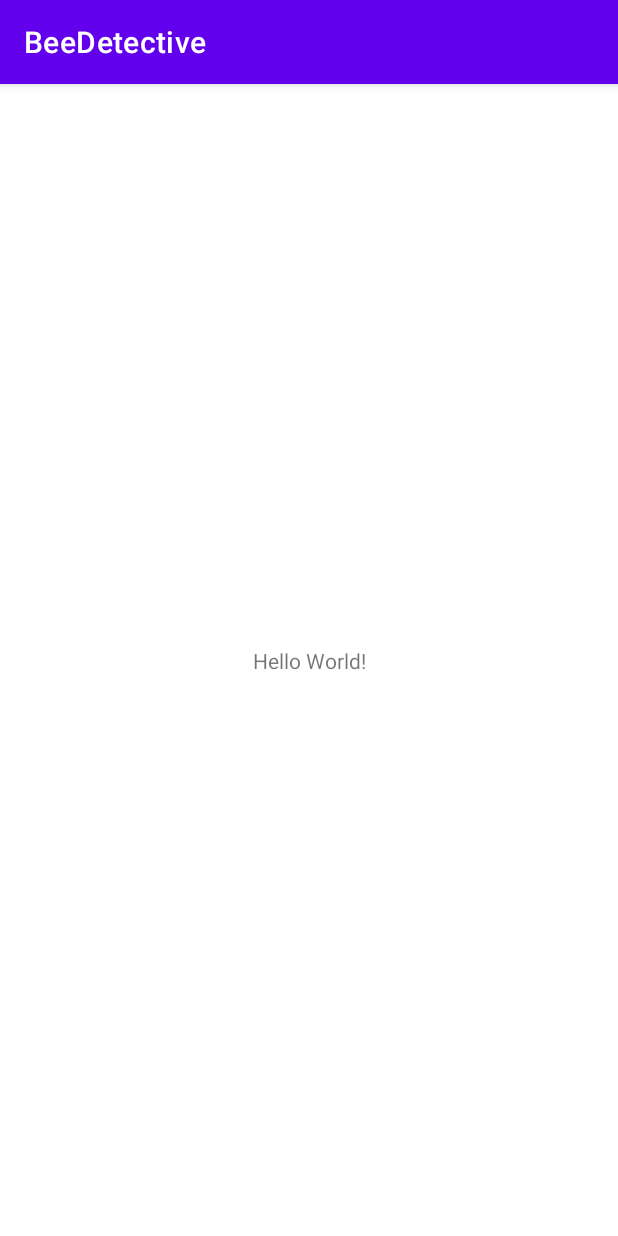
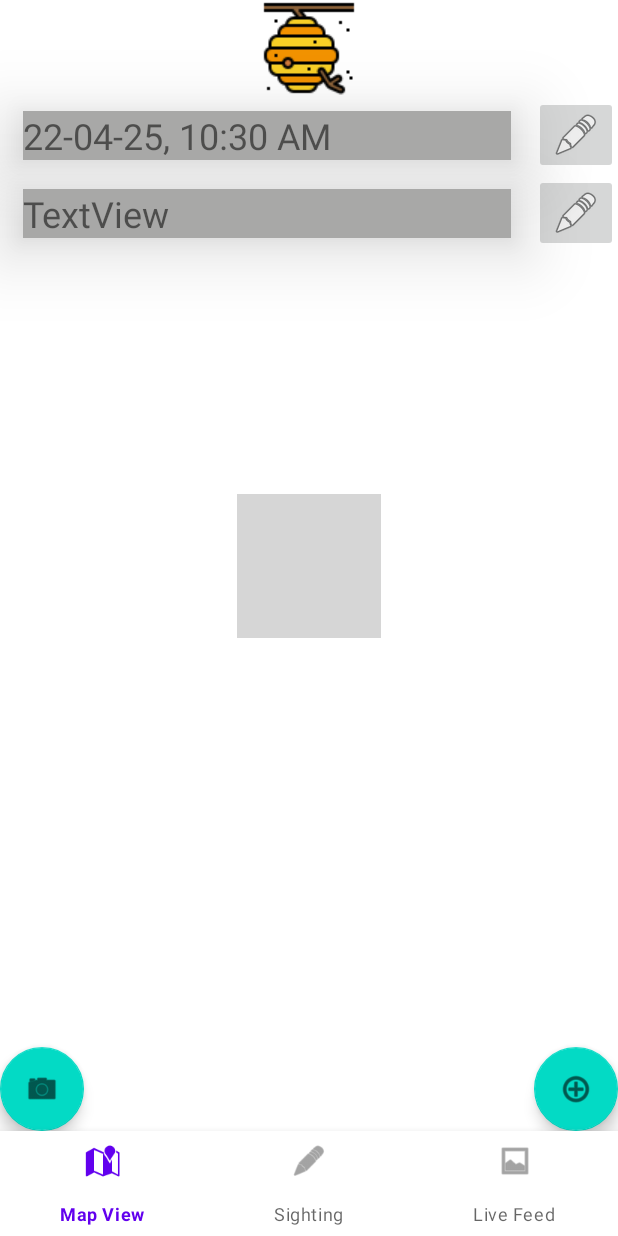
Before and after one commit to ew3361zh/bee-detective, an Android app: the screen it shows after launch (MainActivity), on a phone screen of 412 x 824 dp. Run offline under Robolectric (Android 15) with nearby library versions, the phone set to English and light mode, and no system bars; grey boxes are pictures that could not be loaded.

Commit message:
Unfinished report fragment. Will add image result handling and alert dialogs for editing.

```diff
--- a/app/build.gradle
+++ b/app/build.gradle
@@ -40,6 +40,8 @@ dependencies {
     implementation 'com.google.android.material:material:1.5.0'
     implementation 'androidx.constraintlayout:constraintlayout:2.1.3'
 
+    implementation 'com.squareup.picasso:picasso:2.71828' // Picasso library
+
     implementation platform('com.google.firebase:firebase-bom:29.3.1') //Firebase
     implementation('com.google.firebase:firebase-firestore-ktx') // FireStore
 
--- /dev/null
+++ b/app/src/main/java/com/example/beedetective/BeeReportFragment.kt
@@ -0,0 +1,96 @@
+package com.example.beedetective
+
+import android.content.Intent
+import android.net.Uri
+import android.os.Bundle
+import android.os.Environment
+import android.provider.MediaStore
+import androidx.fragment.app.Fragment
+import android.view.LayoutInflater
+import android.view.View
+import android.view.ViewGroup
+import android.widget.ImageButton
+import android.widget.TextView
+import androidx.activity.result.ActivityResult
+import androidx.activity.result.contract.ActivityResultContracts
+import androidx.core.content.FileProvider
+import com.google.android.material.floatingactionbutton.FloatingActionButton
+import java.io.File
+import java.text.SimpleDateFormat
+import java.util.*
+
+
+class BeeReportFragment : Fragment() {
+
+    private lateinit var dateTextView: TextView
+    private lateinit var locationTextView: TextView
+    private lateinit var takePictureFab: FloatingActionButton
+    private lateinit var submitFab: FloatingActionButton
+    private lateinit var dateEditButton: ImageButton
+    private lateinit var locationEditButton: ImageButton
+
+    private lateinit var imagePath: Uri
+    private val cameraActivityLauncher =
+        registerForActivityResult(ActivityResultContracts.StartActivityForResult()) { result ->
+            checkImage(result)
+        }
+
+
+
+
+    override fun onCreate(savedInstanceState: Bundle?) {
+        super.onCreate(savedInstanceState)
+    }
+
+    override fun onCreateView(
+        inflater: LayoutInflater, container: ViewGroup?,
+        savedInstanceState: Bundle?
+    ): View? {
+        // Inflate the layout for this fragment
+        val view = inflater.inflate(R.layout.fragment_bee_report, container, false)
+//        createImageFile()
+
+        dateTextView = view.findViewById(R.id.date_textView)
+        takePictureFab = view.findViewById(R.id.picture_fab)
+
+        val currentDate = Calendar.getInstance().time
+        val currentDateFormat = SimpleDateFormat("yy-MM-dd, hh:mm aa", Locale.getDefault())
+        dateTextView.text = currentDateFormat.format(currentDate)
+
+        takePictureFab.apply {
+            val takePictureIntent = Intent(MediaStore.ACTION_IMAGE_CAPTURE)
+
+            setOnClickListener {
+                cameraActivityLauncher.launch(takePictureIntent)
+            }
+
+        }
+
+        return view
+    }
+
+//    private fun createImageFile() {
+//            val uniqueId = UUID.randomUUID().toString()
+//            val imageFileName = "BEE_$uniqueId"
+//            val filesDir = activity?.getExternalFilesDir(Environment.DIRECTORY_PICTURES)
+//            val imageFile = File.createTempFile(imageFileName, ".jpg", filesDir)
+//            imagePath = FileProvider.getUriForFile(requireActivity(),
+//                "com.example.beedetective.fileprovider",
+//                imageFile)
+//    }
+
+    private fun updatePhotoView() {
+        TODO("Not yet implemented")
+    }
+
+    private fun checkImage(result: ActivityResult?) {
+        TODO("Not yet implemented")
+    }
+
+    companion object {
+
+        @JvmStatic
+        fun newInstance() = BeeReportFragment()
+
+    }
+}
--- a/app/src/main/java/com/example/beedetective/MainActivity.kt
+++ b/app/src/main/java/com/example/beedetective/MainActivity.kt
@@ -7,5 +7,8 @@ class MainActivity : AppCompatActivity() {
     override fun onCreate(savedInstanceState: Bundle?) {
         super.onCreate(savedInstanceState)
         setContentView(R.layout.activity_main)
+
+
+        supportFragmentManager.beginTransaction().replace(R.id.fragmentContainerView, BeeReportFragment.newInstance()).commit()
     }
 }
--- a/app/src/main/res/layout/activity_main.xml
+++ b/app/src/main/res/layout/activity_main.xml
@@ -6,13 +6,18 @@
     android:layout_height="match_parent"
     tools:context=".MainActivity">
 
-    <TextView
-        android:layout_width="wrap_content"
-        android:layout_height="wrap_content"
-        android:text="Hello World!"
-        app:layout_constraintBottom_toBottomOf="parent"
-        app:layout_constraintLeft_toLeftOf="parent"
-        app:layout_constraintRight_toRightOf="parent"
+    <androidx.fragment.app.FragmentContainerView
+        android:id="@+id/fragmentContainerView"
+        android:layout_width="match_parent"
+        android:layout_height="0dp"
+        app:layout_constraintBottom_toTopOf="@+id/bottom_nav_menu"
         app:layout_constraintTop_toTopOf="parent" />
 
+    <com.google.android.material.bottomnavigation.BottomNavigationView
+        android:id="@+id/bottom_nav_menu"
+        android:layout_width="match_parent"
+        android:layout_height="@dimen/nav_bar_height"
+        app:layout_constraintBottom_toBottomOf="parent"
+        app:menu="@menu/bottom_navigation_menu" />
+
 </androidx.constraintlayout.widget.ConstraintLayout>
--- /dev/null
+++ b/app/src/main/res/layout/fragment_bee_report.xml
@@ -0,0 +1,100 @@
+<?xml version="1.0" encoding="utf-8"?>
+<androidx.constraintlayout.widget.ConstraintLayout xmlns:android="http://schemas.android.com/apk/res/android"
+    xmlns:app="http://schemas.android.com/apk/res-auto"
+    xmlns:tools="http://schemas.android.com/tools"
+    android:layout_width="match_parent"
+    android:layout_height="match_parent"
+    tools:context=".BeeReportFragment">
+
+    <ImageView
+        android:id="@+id/bee_image_holder"
+        android:layout_width="wrap_content"
+        android:layout_height="wrap_content"
+        android:adjustViewBounds="true"
+        android:cropToPadding="false"
+        android:scaleType="fitCenter"
+        android:src="@drawable/bee_image_holder_unsplashable_taniap"
+        app:layout_constraintBottom_toBottomOf="parent"
+        app:layout_constraintEnd_toEndOf="parent"
+        app:layout_constraintHorizontal_bias="0.5"
+        app:layout_constraintStart_toStartOf="parent"
+        app:layout_constraintTop_toTopOf="parent" />
+
+    <ImageView
+        android:id="@+id/imageView"
+        android:layout_width="wrap_content"
+        android:layout_height="wrap_content"
+        android:src="@drawable/bee_placeholder"
+        app:layout_constraintEnd_toEndOf="parent"
+        app:layout_constraintStart_toStartOf="parent"
+        app:layout_constraintTop_toTopOf="parent" />
+
+    <TextView
+        android:id="@+id/date_textView"
+        android:layout_width="0dp"
+        android:layout_height="wrap_content"
+        android:layout_margin="15dp"
+        android:layout_marginStart="15dp"
+        android:layout_marginEnd="15dp"
+        android:background="#A8A8A7"
+        android:elevation="30dp"
+        android:text="TextView"
+        android:textSize="24sp"
+        app:layout_constraintBottom_toBottomOf="@+id/edit_date_button"
+        app:layout_constraintEnd_toStartOf="@+id/edit_date_button"
+        app:layout_constraintStart_toStartOf="parent"
+        app:layout_constraintTop_toTopOf="@+id/edit_date_button" />
+
+    <TextView
+        android:id="@+id/location_textView"
+        android:layout_width="0dp"
+        android:layout_height="wrap_content"
+        android:layout_margin="15dp"
+        android:layout_marginStart="15dp"
+        android:layout_marginEnd="15dp"
+        android:background="#A8A8A7"
+        android:elevation="30dp"
+        android:text="TextView"
+        android:textSize="24sp"
+        app:layout_constraintBottom_toBottomOf="@+id/edit_location_button"
+        app:layout_constraintEnd_toStartOf="@+id/edit_location_button"
+        app:layout_constraintStart_toStartOf="parent"
+        app:layout_constraintTop_toBottomOf="@+id/edit_date_button" />
+
+    <ImageButton
+        android:id="@+id/edit_date_button"
+        android:layout_width="wrap_content"
+        android:layout_height="wrap_content"
+        android:src="@android:drawable/ic_menu_edit"
+        app:layout_constraintEnd_toEndOf="parent"
+        app:layout_constraintStart_toEndOf="@+id/date_textView"
+        app:layout_constraintTop_toBottomOf="@+id/imageView" />
+
+    <ImageButton
+        android:id="@+id/edit_location_button"
+        android:layout_width="wrap_content"
+        android:layout_height="wrap_content"
+        android:src="@android:drawable/ic_menu_edit"
+        app:layout_constraintEnd_toEndOf="parent"
+        app:layout_constraintStart_toEndOf="@+id/location_textView"
+        app:layout_constraintTop_toBottomOf="@+id/edit_date_button" />
+
+    <com.google.android.material.floatingactionbutton.FloatingActionButton
+        android:id="@+id/picture_fab"
+        android:layout_width="wrap_content"
+        android:layout_height="wrap_content"
+        android:clickable="true"
+        android:src="@android:drawable/ic_menu_camera"
+        app:layout_constraintBottom_toBottomOf="parent"
+        app:layout_constraintStart_toStartOf="parent" />
+
+    <com.google.android.material.floatingactionbutton.FloatingActionButton
+        android:id="@+id/submit_fab"
+        android:layout_width="wrap_content"
+        android:layout_height="wrap_content"
+        android:clickable="true"
+        android:src="@android:drawable/ic_menu_add"
+        app:layout_constraintBottom_toBottomOf="parent"
+        app:layout_constraintEnd_toEndOf="parent" />
+
+</androidx.constraintlayout.widget.ConstraintLayout>
--- /dev/null
+++ b/app/src/main/res/menu/bottom_navigation_menu.xml
@@ -0,0 +1,20 @@
+<?xml version="1.0" encoding="utf-8"?>
+<menu xmlns:android="http://schemas.android.com/apk/res/android">
+
+    <item
+        android:id="@+id/map"
+        android:icon="@android:drawable/ic_dialog_map"
+        android:title="@string/map_view"/>
+
+    <item
+        android:id="@+id/report"
+        android:icon="@android:drawable/ic_menu_edit"
+        android:title="@string/report"/>
+
+    <item
+        android:id="@+id/live_Feed"
+        android:icon="@android:drawable/ic_menu_gallery"
+        android:title="@string/live_feed"/>
+
+
+</menu>
--- a/app/src/main/res/values-night/themes.xml
+++ b/app/src/main/res/values-night/themes.xml
@@ -1,6 +1,6 @@
 <resources xmlns:tools="http://schemas.android.com/tools">
     <!-- Base application theme. -->
-    <style name="Theme.BeeDetective" parent="Theme.MaterialComponents.DayNight.DarkActionBar">
+    <style name="Theme.BeeDetective" parent="Theme.MaterialComponents.DayNight.NoActionBar">
         <!-- Primary brand color. -->
         <item name="colorPrimary">@color/purple_200</item>
         <item name="colorPrimaryVariant">@color/purple_700</item>
--- /dev/null
+++ b/app/src/main/res/values/dimens.xml
@@ -0,0 +1,4 @@
+<?xml version="1.0" encoding="utf-8"?>
+<resources>
+    <dimen name="nav_bar_height">70dp</dimen>
+</resources>
--- a/app/src/main/res/values/strings.xml
+++ b/app/src/main/res/values/strings.xml
@@ -1,3 +1,8 @@
 <resources>
     <string name="app_name">BeeDetective</string>
+    <string name="report">Sighting</string>
+    <string name="map_view">Map View</string>
+    <string name="live_feed">Live Feed</string>
+    <!-- TODO: Remove or change this placeholder text -->
+    <string name="hello_blank_fragment">Hello blank fragment</string>
 </resources>
--- a/app/src/main/res/values/themes.xml
+++ b/app/src/main/res/values/themes.xml
@@ -1,6 +1,6 @@
 <resources xmlns:tools="http://schemas.android.com/tools">
     <!-- Base application theme. -->
-    <style name="Theme.BeeDetective" parent="Theme.MaterialComponents.DayNight.DarkActionBar">
+    <style name="Theme.BeeDetective" parent="Theme.MaterialComponents.DayNight.NoActionBar">
         <!-- Primary brand color. -->
         <item name="colorPrimary">@color/purple_500</item>
         <item name="colorPrimaryVariant">@color/purple_700</item>
--- /dev/null
+++ b/app/src/main/res/xml/photo_files.xml
@@ -0,0 +1,6 @@
+<?xml version="1.0" encoding="utf-8"?>
+<paths>
+    <files-path
+        name="bee_photos"
+        path="."/>
+</paths>
```
Also changed, not shown: app/src/main/AndroidManifest.xml (+23 -0 lines), app/src/main/res/drawable/bee_placeholder.png (added), 1 other file.
